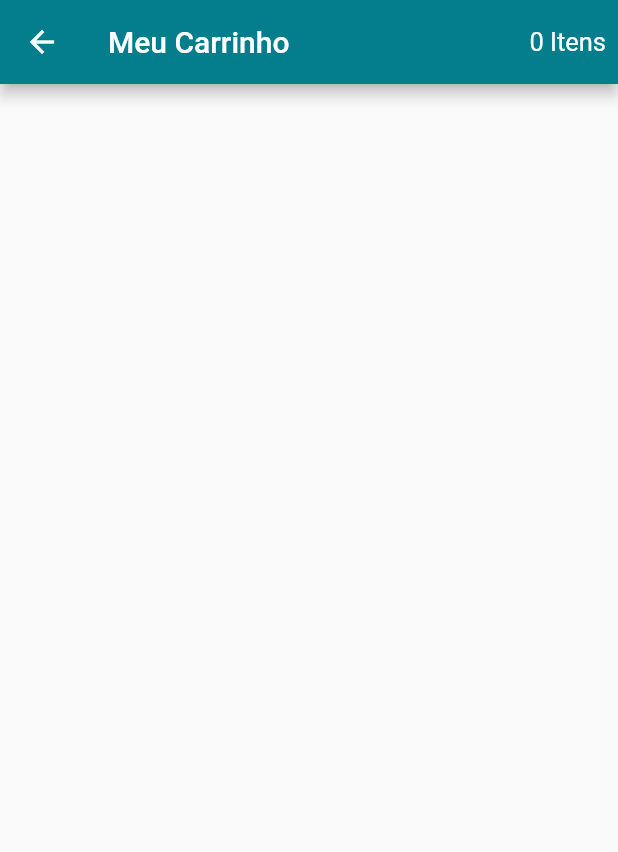
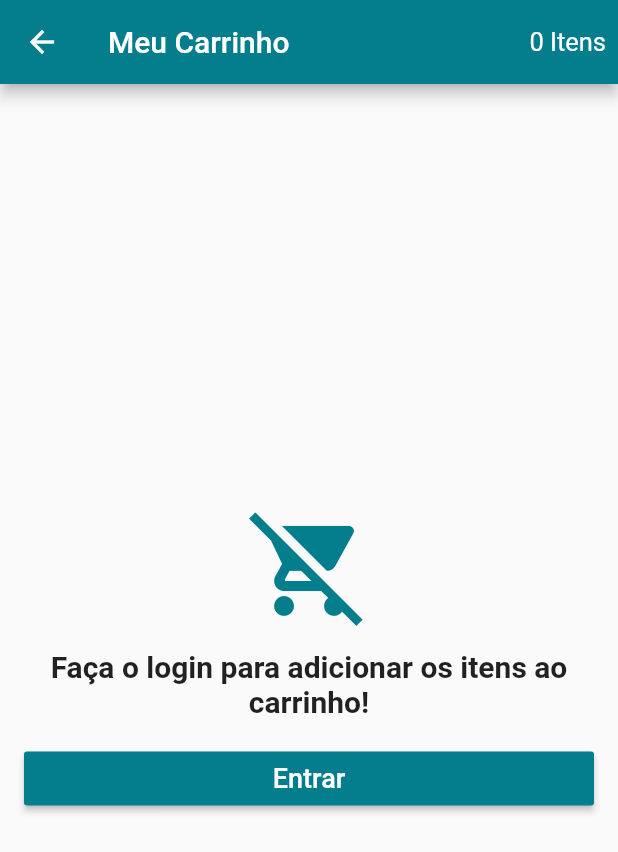
Before and after one commit to davihoffmann/loja-online-app-flutter, a Flutter app: the CartScreen screen opened directly, on a phone screen of 412 x 824 dp. Shown: the top 852 px of the screen. Run offline on Flutter 3.47's test engine with Material 2 defaults, Android fonts, the phone set to English and light mode, and no system bars; our stand-ins replace carousel_pro, cloud_firestore, firebase_auth, transparent_image; accounts and stored records are empty.

Commit message:
feito verificação se a pessoa esta logada, se tem itnes do carrinho ou se os itens do carrinho ainda estão sendo carregados na tela do carrinho

```diff
--- a/lib/models/cart_model.dart
+++ b/lib/models/cart_model.dart
@@ -8,6 +8,8 @@ class CartModel extends Model {
   UserModel user;
 
   List<CartProduct> products = [];
+
+  bool isLoading = false;
 
   CartModel(this.user);
 
--- a/lib/screens/cart_screen.dart
+++ b/lib/screens/cart_screen.dart
@@ -1,5 +1,7 @@
 import 'package:flutter/material.dart';
 import 'package:lojavirtual/models/cart_model.dart';
+import 'package:lojavirtual/models/user_model.dart';
+import 'package:lojavirtual/screens/login_screen.dart';
 import 'package:scoped_model/scoped_model.dart';
 
 class CartScreen extends StatelessWidget {
@@ -23,6 +25,61 @@ class CartScreen extends StatelessWidget {
           )
         ],
       ),
+      body: ScopedModelDescendant<CartModel>(
+        builder: (context, child, model) {
+          if (model.isLoading && UserModel.of(context).isLoggedIn()) {
+            return Center(
+              child: CircularProgressIndicator(),
+            );
+          } else if (!UserModel.of(context).isLoggedIn()) {
+            return _cartEmptyView(context);
+          } else if (model.products == null || model.products.length == 0) {
+            return Center(
+              child: Text(
+                "Nenhum produto no carrinho",
+                style: TextStyle(fontSize: 20.0, fontWeight: FontWeight.bold),
+                textAlign: TextAlign.center,
+              ),
+            );
+          }
+          return Container();
+        },
+      ),
+    );
+  }
+
+  Container _cartEmptyView(BuildContext context) {
+    return Container(
+      padding: EdgeInsets.all(16.0),
+      child: Column(
+        crossAxisAlignment: CrossAxisAlignment.stretch,
+        mainAxisAlignment: MainAxisAlignment.center,
+        children: <Widget>[
+          Icon(
+            Icons.remove_shopping_cart,
+            size: 80.0,
+            color: Theme.of(context).primaryColor,
+          ),
+          SizedBox(height: 16.0),
+          Text(
+            "Faça o login para adicionar os itens ao carrinho!",
+            style: TextStyle(fontSize: 20.0, fontWeight: FontWeight.bold),
+            textAlign: TextAlign.center,
+          ),
+          SizedBox(height: 16.0),
+          RaisedButton(
+            onPressed: () {
+              Navigator.of(context)
+                  .push(MaterialPageRoute(builder: (context) => LoginScreen()));
+            },
+            color: Theme.of(context).primaryColor,
+            child: Text(
+              "Entrar",
+              style: TextStyle(fontSize: 18.0, color: Colors.white),
+            ),
+          )
+        ],
+      ),
     );
   }
 }
--- a/lib/screens/product_detail_screen.dart
+++ b/lib/screens/product_detail_screen.dart
@@ -6,6 +6,7 @@ import 'package:lojavirtual/models/cart_model.dart';
 import 'package:lojavirtual/models/user_model.dart';
 import 'package:lojavirtual/screens/cart_screen.dart';
 import 'package:lojavirtual/screens/login_screen.dart';
+import 'package:lojavirtual/widgets/cart_button.dart';
 
 class ProductDetailScreen extends StatefulWidget {
   final ProductData product;
@@ -32,6 +33,7 @@ class _ProductDetailScreenState extends State<ProductDetailScreen> {
         title: Text(product.title),
         centerTitle: true,
       ),
+      floatingActionButton: CartButton(),
       body: ListView(
         children: <Widget>[
           AspectRatio(
--- a/lib/screens/product_screen.dart
+++ b/lib/screens/product_screen.dart
@@ -2,6 +2,7 @@ import 'package:cloud_firestore/cloud_firestore.dart';
 import 'package:flutter/material.dart';
 import 'package:lojavirtual/datas/product_data.dart';
 import 'package:lojavirtual/tiles/product_tile.dart';
+import 'package:lojavirtual/widgets/cart_button.dart';
 
 class ProductScreen extends StatelessWidget {
   final DocumentSnapshot snapshot;
@@ -24,6 +25,7 @@ class ProductScreen extends StatelessWidget {
             ],
           ),
         ),
+        floatingActionButton: CartButton(),
         body: FutureBuilder<QuerySnapshot>(
           future: Firestore.instance
               .collection("products")
```
